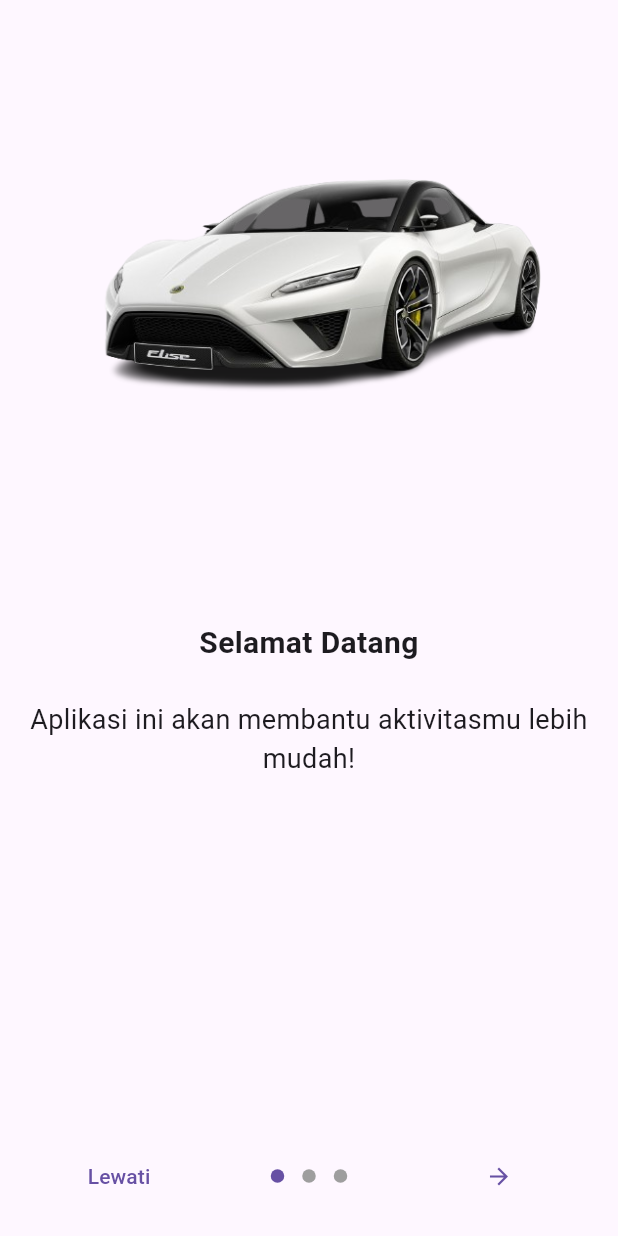
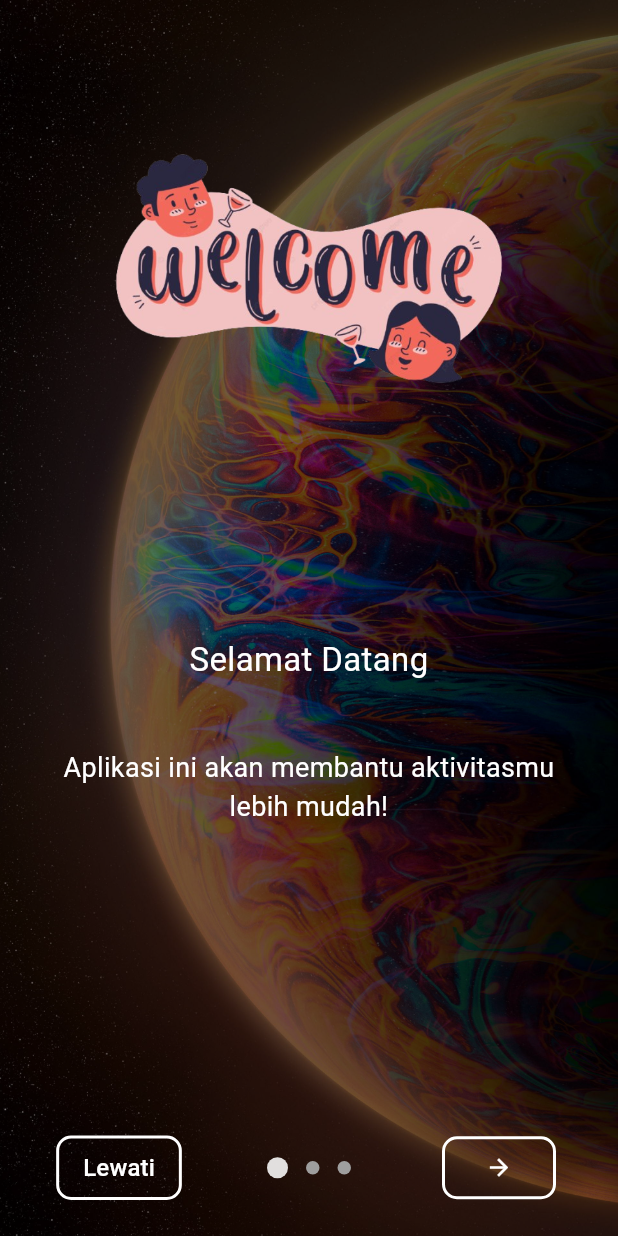
Before and after one commit to Aemiroyoo/first_project2, a Flutter app: the screen it shows after launch, on a phone screen of 412 x 824 dp. Run offline on Flutter 3.47's test engine with Material 3 defaults, Android fonts, the phone set to English and light mode, and no system bars; drawn by our look-alikes of introduction_screen; our stand-ins replace shared_preferences.

Commit message:
Enhance login and introduction screens with improved styling and background images

```diff
--- a/lib/main/login/login_screen.dart
+++ b/lib/main/login/login_screen.dart
@@ -95,11 +95,13 @@ class _LoginScreenState extends State<LoginScreen> {
               SizedBox(height: 10),
               TextField(
                 controller: _emailController,
+                style: TextStyle(color: Colors.white),
                 decoration: InputDecoration(
                   // labelText: 'Email',
                   hintStyle: TextStyle(
                     color: Color.fromARGB(255, 255, 255, 255),
                   ),
+
                   hintText: 'Enter Email',
                   border: UnderlineInputBorder(
                     borderSide: BorderSide(
@@ -132,6 +134,7 @@ class _LoginScreenState extends State<LoginScreen> {
 
               TextField(
                 controller: _passwordController,
+                style: TextStyle(color: Colors.white),
                 decoration: InputDecoration(
                   // labelText: 'Password',
                   hintText: 'Enter Password',
--- a/lib/main/splash/introduction_screen.dart
+++ b/lib/main/splash/introduction_screen.dart
@@ -17,55 +17,185 @@ class IntroScreen extends StatelessWidget {
   @override
   Widget build(BuildContext context) {
     return Scaffold(
-      body: IntroductionScreen(
+      body: Stack(
+        fit: StackFit.expand,
+        children: [
+          /// 🔹 Background Image
+          Image.asset(
+            'assets/images/1080x2280-Background-HD-3.jpg',
+            fit: BoxFit.cover, // Agar gambar memenuhi layar
+          ),
+
+          /// 🔹 Overlay Transparan untuk Efek Gelap
+          Container(
+            color: Colors.black.withOpacity(0.5), // Efek semi-transparan gelap
+          ),
+
+          /// 🔹 Introduction Screen dengan halaman transparan
+          IntroductionScreen(
+            globalBackgroundColor: Colors.transparent, // Pastikan transparan
             pages: [
-          PageViewModel(
+              _buildPage(
                 title: "Selamat Datang",
                 body: "Aplikasi ini akan membantu aktivitasmu lebih mudah!",
-            image: Center(
-              child: Image.asset(
-                'assets/images/mobil_laris_9-removebg-preview.png',
-                fit: BoxFit.cover,
+                imagePath: 'assets/images/pngtree-cartoon-welcome-preview.png',
               ),
-            ),
-            // decoration: const PageDecoration(
-            //   imagePadding: EdgeInsets.all(0),
-            //   // bodyFlex: 2,
-            //   // imageFlex: 3,
-            //   fullScreen: true,
-            //   boxDecoration: BoxDecoration(
-            //     image: DecorationImage(
-            //       image: AssetImage(
-            //         'assets/images/mobil_laris_9-removebg-preview.png',
-            //       ),
-            //       fit: BoxFit.cover,
-            //     ),
-            //   ),
-            // ),
-          ),
-          PageViewModel(
+              _buildPage(
                 title: "Fitur Menarik",
                 body: "Kami menyediakan berbagai fitur keren untukmu.",
-            image: Center(
-              child: Icon(Icons.star, size: 100, color: Colors.orange),
+                // icon: Icons.star,
+                // iconColor: Colors.orange,
+                imagePath1: 'assets/images/istockphoto.png',
               ),
-          ),
-          PageViewModel(
+              _buildPage(
                 title: "Ayo Mulai!",
                 body: "Klik tombol di bawah untuk masuk ke aplikasi.",
-            image: Center(
-              child: Icon(Icons.arrow_forward, size: 100, color: Colors.green),
-            ),
+                icon: Icons.arrow_forward,
+                // iconColor: Colors.green,
               ),
             ],
             onDone: () => _navigateToLogin(context),
             onSkip: () => _navigateToLogin(context),
+            dotsDecorator: const DotsDecorator(
+              activeColor: Color.fromARGB(221, 255, 255, 255),
+              activeSize: Size(14, 14),
+            ),
             showSkipButton: true,
-        skip: const Text("Lewati"),
-        next: const Icon(Icons.arrow_forward),
-        done: const Text(
+            // 🔹 Custom Button untuk Skip, Next, dan Done
+            skip: Container(
+              padding: const EdgeInsets.symmetric(horizontal: 16, vertical: 8),
+              decoration: BoxDecoration(
+                color: Colors.transparent, // Latar belakang transparan
+                border: Border.all(
+                  color: Colors.white,
+                  width: 2,
+                ), // Border putih
+                borderRadius: BorderRadius.circular(
+                  10,
+                ), // Border dengan sudut melengkung
+              ),
+              child: const Text(
+                "Lewati",
+                style: TextStyle(
+                  color: Colors.white, // Warna teks
+                  fontSize: 16,
+                ),
+              ),
+            ),
+            next: Container(
+              padding: const EdgeInsets.only(
+                left: 27,
+                right: 27,
+                top: 10,
+                bottom: 10,
+              ), // Padding agar icon tidak terlalu kecil
+              decoration: BoxDecoration(
+                border: Border.all(
+                  color: Colors.white,
+                  width: 2,
+                ), // Border putih
+                borderRadius: BorderRadius.circular(10), // Membuat border bulat
+                shape: BoxShape.rectangle, // Membuat border bulat
+              ),
+              child: const Icon(
+                Icons.arrow_forward,
+                color: Colors.white, // Warna panah menjadi putih
+              ),
+            ),
+            done: Container(
+              padding: const EdgeInsets.symmetric(horizontal: 16, vertical: 8),
+              decoration: BoxDecoration(
+                border: Border.all(
+                  color: Colors.white,
+                  width: 2,
+                ), // Border putih
+                borderRadius: BorderRadius.circular(10),
+              ),
+              child: const Text(
                 "Mulai",
-          style: TextStyle(fontWeight: FontWeight.bold),
+                style: TextStyle(
+                  fontWeight: FontWeight.bold,
+                  color: Colors.white,
+                ),
+              ),
+            ),
+          ),
+        ],
+      ),
+    );
+  }
+
+  /// 🔹 Fungsi untuk Membuat Halaman dengan Efek Transparan
+  PageViewModel _buildPage({
+    required String title,
+    required String body,
+    String? imagePath,
+    String? imagePath1,
+    IconData? icon,
+    Color? iconColor,
+  }) {
+    return PageViewModel(
+      titleWidget: Container(
+        padding: const EdgeInsets.all(10),
+        // decoration: BoxDecoration(
+        //   color: Colors.black.withOpacity(
+        //     0.6,
+        //   ), // Efek semi-transparan untuk teks
+        //   borderRadius: BorderRadius.circular(15),
+        // ),
+        child: Text(
+          title,
+          style: const TextStyle(color: Colors.white, fontSize: 22),
+          textAlign: TextAlign.center,
+        ),
+      ),
+      bodyWidget: Container(
+        padding: const EdgeInsets.all(10),
+        // decoration: BoxDecoration(
+        //   color: Colors.black.withOpacity(
+        //     0.6,
+        //   ), // Efek semi-transparan untuk teks
+        //   borderRadius: BorderRadius.circular(15),
+        // ),
+        child: Text(
+          body,
+          style: const TextStyle(color: Colors.white, fontSize: 18),
+          textAlign: TextAlign.center,
+        ),
+      ),
+      image: Center(
+        child: Column(
+          mainAxisSize:
+              MainAxisSize.min, // Agar gambar tidak memenuhi seluruh layar
+          children: [
+            if (imagePath != null) // Jika `imagePath` ada, tampilkan
+              SizedBox(
+                width: 310, // Sesuaikan lebar gambar pertama
+                height: 310, // Sesuaikan tinggi gambar pertama
+                child: Image.asset(
+                  imagePath,
+                  fit:
+                      BoxFit
+                          .contain, // Menyesuaikan agar gambar tidak terpotong
+                ),
+              ),
+
+            if (imagePath1 != null) // Jika `imagePath1` ada, tampilkan
+              SizedBox(
+                width: 250, // Sesuaikan lebar gambar kedua
+                height: 250, // Sesuaikan tinggi gambar kedua
+                child: Image.asset(
+                  imagePath1,
+                  fit:
+                      BoxFit
+                          .contain, // Menyesuaikan agar gambar tidak terpotong
+                ),
+              ),
+
+            if (imagePath == null &&
+                imagePath1 == null) // Jika tidak ada gambar, tampilkan ikon
+              Icon(icon, size: 100, color: iconColor),
+          ],
         ),
       ),
     );
```
Also changed, not shown: assets/images/istockphoto.png (added), assets/images/pngtree-cartoon-welcome-preview.png (added). Lines whose indentation alone changed are shown as unchanged.
